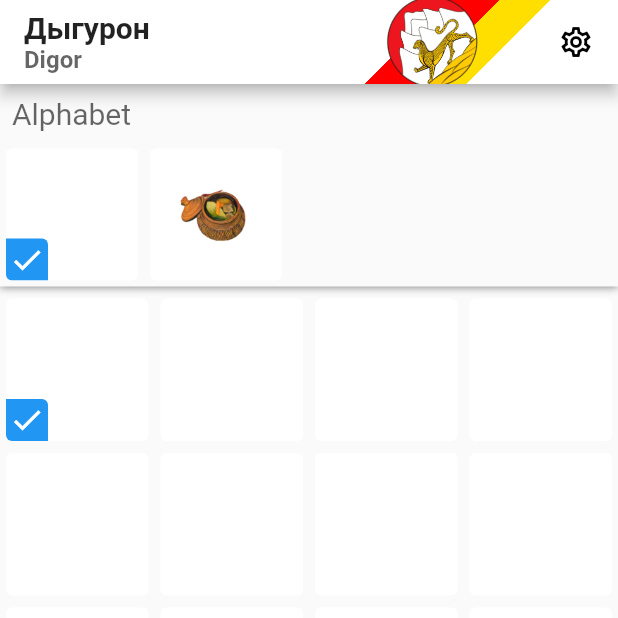
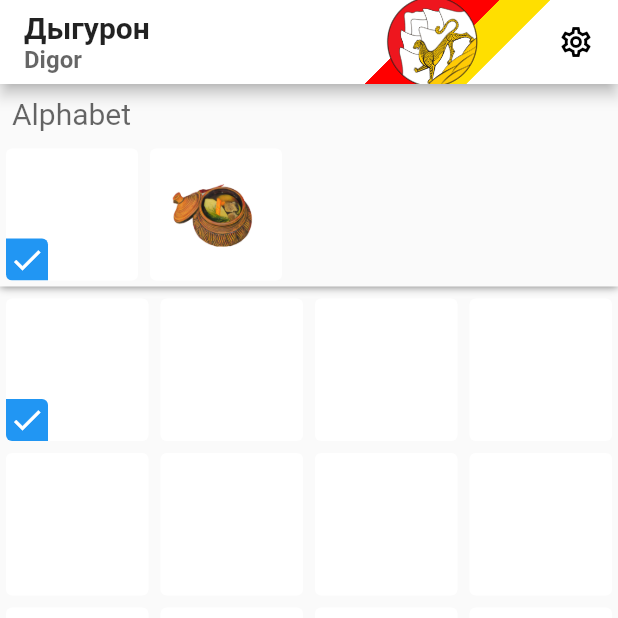
Before and after one commit to raxysstudios/avdan, a Flutter app: the HomeScreen screen opened directly, on a phone screen of 412 x 824 dp, the top half of it. Run offline on Flutter 3.47's test engine with Material 2 defaults, Android fonts, the phone set to English and light mode, and no system bars; our stand-ins replace assets_audio_player, shared_preferences; accounts and stored records are empty.

Commit message:
Adjust item card proportions & image

```diff
--- a/lib/home/item_card.dart
+++ b/lib/home/item_card.dart
@@ -49,9 +49,7 @@ class ItemCard extends StatelessWidget {
             ]
           : [
               Positioned.fill(
-                top: labeled ? 16 : 0,
-                child: Padding(
-                  padding: const EdgeInsets.all(8),
+                top: labeled ? 32 : 0,
                 child: Image.asset(
                   image,
                   fit: BoxFit.fitHeight,
@@ -64,7 +62,6 @@ class ItemCard extends StatelessWidget {
                       Container(),
                 ),
               ),
-              ),
               if (labeled)
                 Padding(
                   padding: const EdgeInsets.all(8),
--- a/lib/home/item_grid.dart
+++ b/lib/home/item_grid.dart
@@ -21,7 +21,7 @@ class ItemsGrid extends StatelessWidget {
     return GridView.builder(
       gridDelegate: SliverGridDelegateWithMaxCrossAxisExtent(
         maxCrossAxisExtent: alphabet ? 128 : 256,
-        childAspectRatio: alphabet ? 1 : 1.5,
+        childAspectRatio: alphabet ? 1 : 1.25,
       ),
       itemCount: chapter.items.length,
       itemBuilder: (context, index) {
```
Lines whose indentation alone changed are shown as unchanged.
